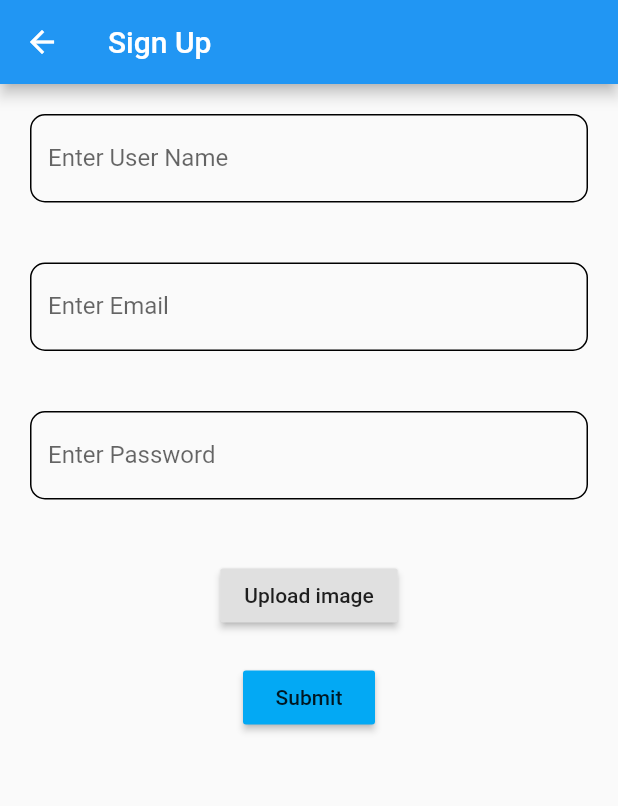
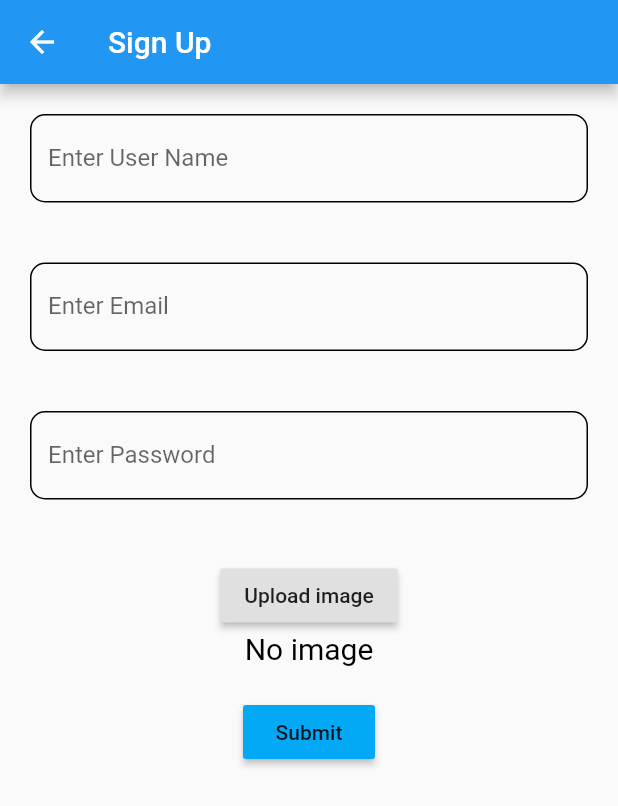
Before and after one commit to YannJollien/school_app, a Flutter app: the Register screen opened by its route, on a phone screen of 412 x 824 dp. Shown: the top 806 px of the screen. Run offline on Flutter 3.47's test engine with Material 2 defaults, Android fonts, the phone set to English and light mode, and no system bars; our stand-ins replace cloud_firestore, firebase_auth, firebase_core, firebase_storage, flutter_spinkit, image_picker and 1 more; accounts and stored records are empty.

Commit message:
Profile picture, register

```diff
--- a/lib/components/home_drawer.dart
+++ b/lib/components/home_drawer.dart
@@ -25,12 +25,13 @@ class _HomeDrawerState extends State<HomeDrawer> {
 
   String imageUrl;
   String name;
+  var ref;
 
   @override
   void initState() {
     super.initState();
     //Get the profile image
-    var ref = FirebaseStorage.instance.ref().child("images/${firebaseAuth.currentUser.email}");
+    ref = FirebaseStorage.instance.ref().child("images/${firebaseAuth.currentUser.email}");
     ref.getDownloadURL().then((loc) => setState(() => imageUrl = loc));
   }
 
@@ -53,7 +54,7 @@ class _HomeDrawerState extends State<HomeDrawer> {
                         top: 30.0
                       ),
                       child: FadeInImage.assetNetwork(
-                         image: imageUrl,
+                         image: (ref != null ? imageUrl : 'assets/person.png'),
                          placeholder: 'assets/person.png',
                        ),
                       ),
--- a/lib/components/register.dart
+++ b/lib/components/register.dart
@@ -29,6 +29,7 @@ class _RegisterState extends State<Register> {
   TextEditingController passwordController = TextEditingController();
 
   String imageUrl;
+  String text = "No image";
 
   @override
   Widget build(BuildContext context) {
@@ -104,9 +105,20 @@ class _RegisterState extends State<Register> {
                   RaisedButton(
                     onPressed: () async{
                       await service.uploadImage(emailController.text);
+                      setState(() {
+                        text = "Image selected";
+                      });
                     },
                     child: Text(
                         "Upload image"
+
+                    ),
+                  ),
+                  Text(
+                      text,
+                    style: TextStyle(
+                        color: (text.contains("selected") ? Colors.green : Colors.black),
+                        fontSize: 20.0
                     ),
                   ),
                   Padding(
--- a/lib/services/database.dart
+++ b/lib/services/database.dart
@@ -34,12 +34,10 @@ class DatabaseService {
       _storage.ref()
           .child("images/$email")
           .putFile(file);
-      //TODO show text that image is loaded
       print("Uploaded");
     }else {
       print("No path recieved");
     }
-
   }
 
   //Delet user from cloud firestore
```
